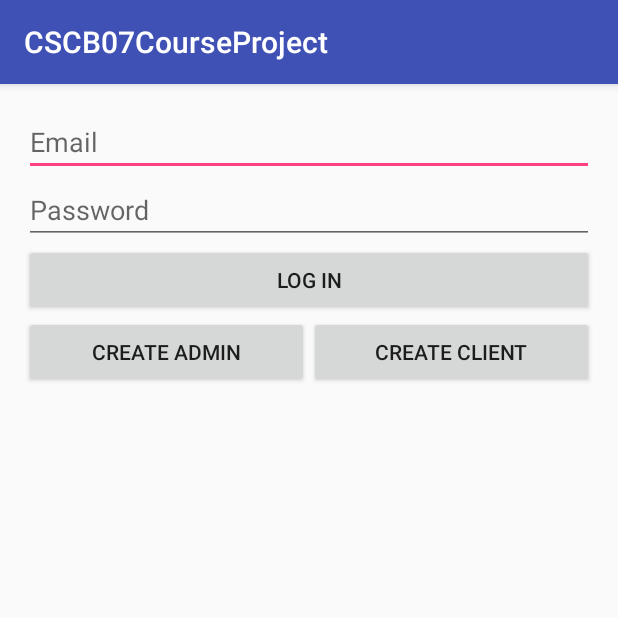
After one commit to abdulhamidreza/Android-Flight-App-for-CSCB07, an Android app: the ClientActivity screen opened directly, with no data from a screen before it, on a phone screen of 412 x 824 dp, the top half of it. The commit adds this screen. Run offline under Robolectric (Android 15) with nearby library versions, the phone set to English and light mode, and no system bars.

Commit message:
added fragments into the activities and made clientActivity

```diff
--- a/p3a/CSCB07CourseProject/app/build.gradle
+++ b/p3a/CSCB07CourseProject/app/build.gradle
@@ -25,5 +25,7 @@ dependencies {
         exclude group: 'com.android.support', module: 'support-annotations'
     })
     compile 'com.android.support:appcompat-v7:25.0.1'
+    compile 'com.android.support:design:24.2.1'
+    compile 'com.android.support:support-v4:24.2.1'
     testCompile 'junit:junit:4.12'
 }
--- a/p3a/CSCB07CourseProject/app/src/main/AndroidManifest.xml
+++ b/p3a/CSCB07CourseProject/app/src/main/AndroidManifest.xml
@@ -13,7 +13,7 @@
         android:label="@string/app_name"
         android:supportsRtl="true"
         android:theme="@style/AppTheme">
-        <activity android:name=".Login_Activity">
+        <activity android:name=".LogInActivity">
             <intent-filter>
                 <action android:name="android.intent.action.MAIN" />
 
@@ -21,6 +21,7 @@
             </intent-filter>
         </activity>
         <activity android:name=".AdminActivity" />
+        <activity android:name=".ClientActivity"/>
     </application>
 
 </manifest>
--- a/p3a/CSCB07CourseProject/app/src/main/java/cs/b07/cscb07courseproject/AdminActivity.java
+++ b/p3a/CSCB07CourseProject/app/src/main/java/cs/b07/cscb07courseproject/AdminActivity.java
@@ -3,6 +3,7 @@ package cs.b07.cscb07courseproject;
 import android.content.Intent;
 import android.support.v7.app.AppCompatActivity;
 import android.os.Bundle;
+import android.view.View;
 import android.widget.EditText;
 
 import cs.b07.cscb07courseproject.users.Admin;
@@ -18,9 +19,10 @@ public class AdminActivity extends AppCompatActivity {
 
         Intent intent = getIntent();
 
-        Admin admin = (Admin) intent.getSerializableExtra("Admin");
+        Admin admin = (Admin) intent.getSerializableExtra(LogInActivity.userKey);
 
         detailBox = (EditText) findViewById(R.id.adminDetailEt);
         detailBox.setText(admin.toString());
     }
+
 }
--- /dev/null
+++ b/p3a/CSCB07CourseProject/app/src/main/java/cs/b07/cscb07courseproject/ClientActivity.java
@@ -0,0 +1,37 @@
+package cs.b07.cscb07courseproject;
+
+import android.support.v4.app.Fragment;
+import android.support.v7.app.AppCompatActivity;
+import android.os.Bundle;
+import android.view.View;
+
+import cs.b07.cscb07courseproject.fragments.Log_In_Fragment;
+
+public class ClientActivity extends AppCompatActivity {
+
+    @Override
+    protected void onCreate(Bundle savedInstanceState) {
+        super.onCreate(savedInstanceState);
+        setContentView(R.layout.activity_client);
+
+        setFragment(new Log_In_Fragment());
+    }
+
+
+
+    public void signUpAdmin(View view){
+        Log_In_Fragment.signUpAdmin(view);
+        System.out.println("In Client Activity");
+    }
+
+    public void setFragment (Fragment fragment){
+        // changes the fragment
+        android.support.v4.app.FragmentTransaction ft =
+                getSupportFragmentManager().beginTransaction();
+        ft.addToBackStack(null);
+        ft.replace(R.id.fragment_container, fragment);
+        ft.commit();
+    }
+
+
+}
--- /dev/null
+++ b/p3a/CSCB07CourseProject/app/src/main/java/cs/b07/cscb07courseproject/fragments/Log_In_Fragment.java
@@ -0,0 +1,46 @@
+package cs.b07.cscb07courseproject.fragments;
+
+import android.icu.text.SymbolTable;
+import android.os.Bundle;
+import android.support.v4.app.Fragment;
+import android.view.LayoutInflater;
+import android.view.View;
+import android.view.ViewGroup;
+import android.widget.Button;
+
+import cs.b07.cscb07courseproject.LogInActivity;
+import cs.b07.cscb07courseproject.R;
+
+/**
+ * A simple {@link Fragment} subclass.
+ */
+public class Log_In_Fragment extends Fragment {
+
+    private View rootView;
+
+    public Log_In_Fragment() {
+        // Required empty public constructor
+    }
+
+    @Override
+    public View onCreateView(LayoutInflater inflater, ViewGroup container,
+                             Bundle savedInstanceState) {
+        // Inflate the layout for this fragment
+        rootView = inflater.inflate(R.layout.fragment_log_in, container, false);
+
+
+        return rootView;
+    }
+
+    public static void logIn (View view) {
+        System.out.println("Log In");
+    }
+
+    public static void signUpAdmin(View view){
+        System.out.println("Sign up for admins");
+    }
+
+    public static void signUpClient(View view) {
+        System.out.println("Sign up for clients");
+    }
+}
--- /dev/null
+++ b/p3a/CSCB07CourseProject/app/src/main/res/layout/activity_client.xml
@@ -0,0 +1,19 @@
+<?xml version="1.0" encoding="utf-8"?>
+<RelativeLayout xmlns:android="http://schemas.android.com/apk/res/android"
+    xmlns:tools="http://schemas.android.com/tools"
+    android:id="@+id/activity_client"
+    android:layout_width="match_parent"
+    android:layout_height="match_parent"
+    android:paddingBottom="@dimen/activity_vertical_margin"
+    android:paddingLeft="@dimen/activity_horizontal_margin"
+    android:paddingRight="@dimen/activity_horizontal_margin"
+    android:paddingTop="@dimen/activity_vertical_margin"
+    tools:context="cs.b07.cscb07courseproject.ClientActivity">
+
+    <RelativeLayout
+        android:id="@+id/fragment_container"
+        android:layout_width="match_parent"
+        android:layout_height="match_parent">
+    </RelativeLayout>
+
+</RelativeLayout>
--- /dev/null
+++ b/p3a/CSCB07CourseProject/app/src/main/res/layout/fragment_log_in.xml
@@ -0,0 +1,50 @@
+<RelativeLayout xmlns:android="http://schemas.android.com/apk/res/android"
+    xmlns:tools="http://schemas.android.com/tools"
+    android:layout_width="match_parent"
+    android:layout_height="match_parent"
+    tools:context="cs.b07.cscb07courseproject.fragments.Log_In_Fragment">
+
+    <EditText
+        android:id = "@+id/emailET"
+        android:layout_width="match_parent"
+        android:layout_height="wrap_content"
+        android:hint="@string/emailHint"
+        android:inputType="textEmailAddress"/>
+    <EditText
+        android:id = "@+id/passwordET"
+        android:layout_width="match_parent"
+        android:layout_height="wrap_content"
+        android:layout_below="@+id/emailET"
+        android:hint="@string/passwordHint"
+        android:inputType="textPassword"/>
+    <Button
+        android:id="@+id/loginBtn"
+        android:layout_width="match_parent"
+        android:layout_height="wrap_content"
+        android:layout_weight="0.5"
+        android:layout_below="@+id/passwordET"
+        android:text="@string/log_In"
+        android:onClick="login"/>
+    <LinearLayout
+        android:layout_width="match_parent"
+        android:layout_height="wrap_content"
+        android:layout_below="@+id/loginBtn"
+        android:orientation="horizontal">
+
+        <Button
+            android:id="@+id/signupAdminBtn"
+            android:layout_width="match_parent"
+            android:layout_height="wrap_content"
+            android:layout_weight="0.5"
+            android:text="@string/sign_up_admin"
+            android:onClick="signUpAdmin"/>
+        <Button
+            android:id="@+id/signupClientBtn"
+            android:layout_width="match_parent"
+            android:layout_height="wrap_content"
+            android:layout_weight="0.5"
+            android:text="@string/sign_up_client"
+            android:onClick="signUpClient"/>
+    </LinearLayout>
+
+</RelativeLayout>
--- a/p3a/CSCB07CourseProject/app/src/main/res/values/strings.xml
+++ b/p3a/CSCB07CourseProject/app/src/main/res/values/strings.xml
@@ -5,7 +5,8 @@
 
     <!-- Strings related to login -->
     <string name="log_In">Log In</string>
-    <string name="sign_up">Sign Up</string>
+    <string name="sign_up_admin">Create Admin</string>
+    <string name="sign_up_client">Create Client</string>
     <string name="prompt_email">Email</string>
     <string name="prompt_password">Password (optional)</string>
     <string name="action_sign_in">Sign in or register</string>
@@ -17,4 +18,7 @@
     <string name="permission_rationale">"Contacts permissions are needed for providing email
         completions."
     </string>
+
+    <!-- TODO: Remove or change this placeholder text -->
+    <string name="hello_blank_fragment">Hello blank fragment</string>
 </resources>
```
Also changed, not shown: p3a/CSCB07CourseProject/app/src/main/java/cs/b07/cscb07courseproject/LogInActivity.java (added, +65 -0 lines), p3a/CSCB07CourseProject/app/src/main/java/cs/b07/cscb07courseproject/Login_Activity.java (deleted, +0 -36 lines), p3a/CSCB07CourseProject/app/src/main/java/cs/b07/cscb07courseproject/fragments/Sign_Up_Admin_Fragment.java (added, +42 -0 lines), p3a/CSCB07CourseProject/app/src/main/res/layout/activity_login.xml (+5 -33 lines), p3a/CSCB07CourseProject/app/src/main/res/layout/fragment_sign_up_admin.xml (added, +29 -0 lines), p3a/CSCB07CourseProject/app/src/main/java/cs/b07/cscb07courseproject/users/Admin.java (line endings or trailing spaces).
